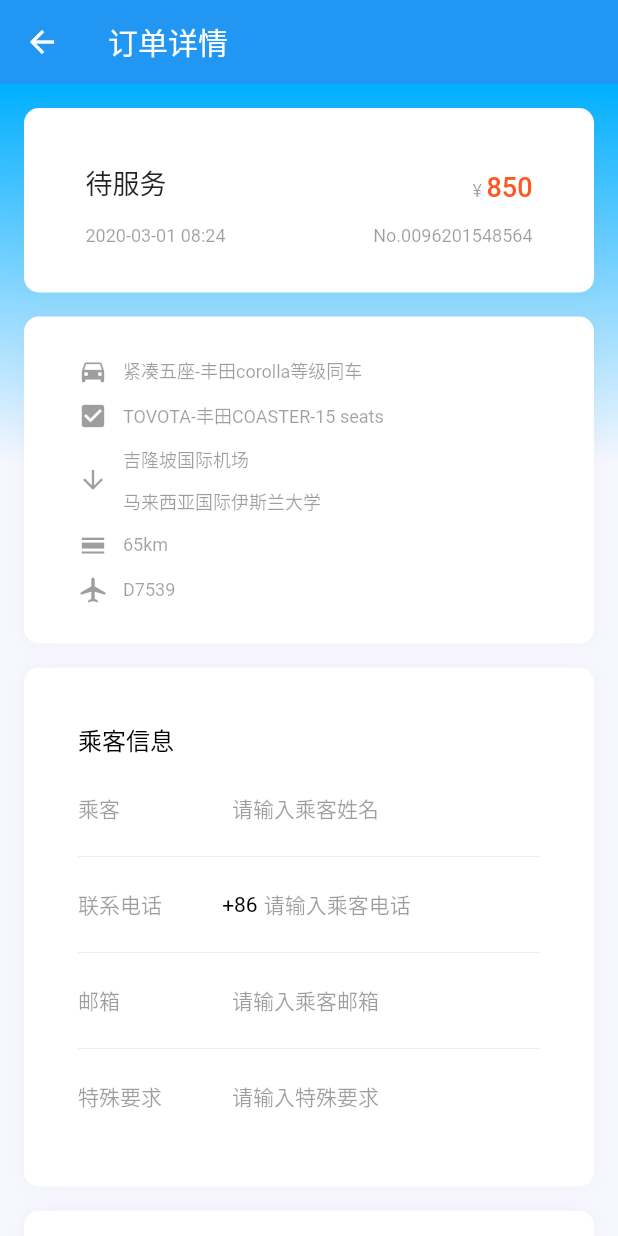
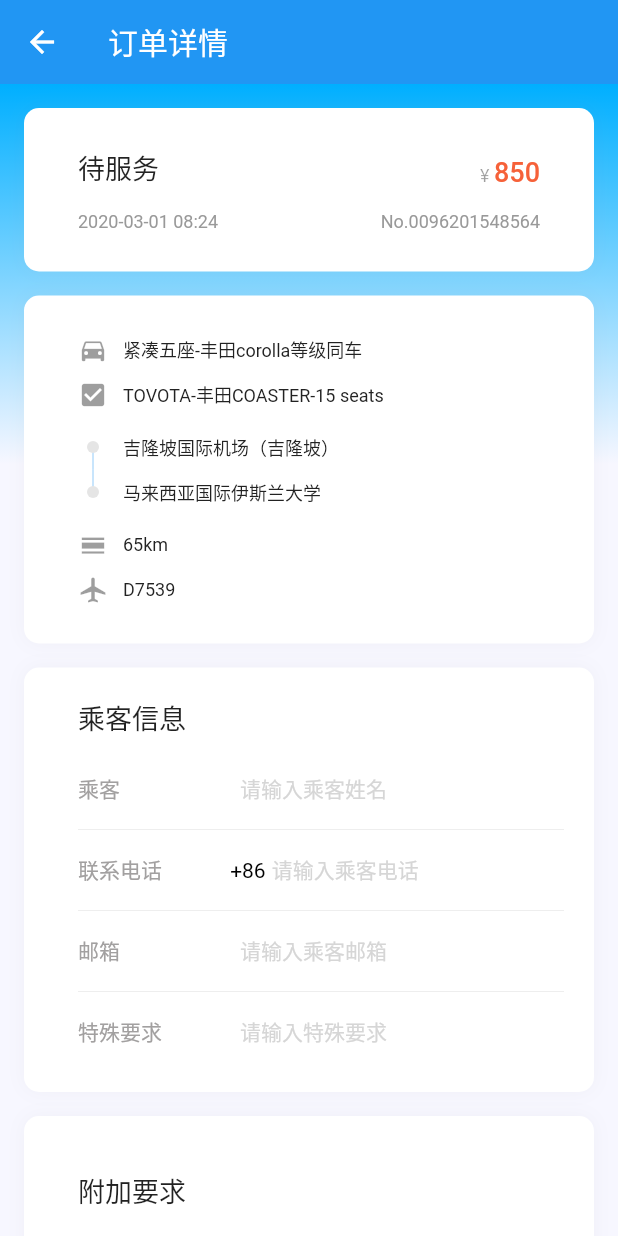
Before and after one commit to lefeitech/trip_on_driver, a Flutter app: the OrderDetailPage screen opened directly, on a phone screen of 412 x 824 dp. Run offline on Flutter 3.47's test engine with Material 2 defaults, Android fonts, the light colour scheme and no system bars; drawn by our look-alikes of oktoast; our stand-ins replace dio, sentry, shared_preferences; accounts and stored records are empty.

Commit message:
style:order detail and mine

```diff
--- a/lib/common/style/custom_theme.dart
+++ b/lib/common/style/custom_theme.dart
@@ -56,7 +56,7 @@ class CustomTheme {
   static ThemeData getSystemTheme(BuildContext context) {
     GlobalConfig globalConfig = Provider.of<GlobalConfig>(context, listen: false);
     String theme = globalConfig.getTheme();
-    return theme == ThemeEnums.light ? CustomTheme.lightTheme() : CustomTheme.darkTheme();
+    return theme == ThemeEnums.light ? lightTheme() : darkTheme();
   }
 
   /// 亮色/暗色主题
@@ -66,7 +66,7 @@ class CustomTheme {
       primaryColorLight: Color(0xFF00CFFF),
       accentColor: Color(0xFF00CFFF),
       appBarTheme: AppBarTheme(elevation: 0),
-      scaffoldBackgroundColor: Color(0xFFEEEEEE),
+      scaffoldBackgroundColor: Color(0xFFFCF9FC),
       toggleableActiveColor: _primaryRed,
       dividerColor: Color(0xFFEEEEEE),
       textTheme: ThemeData.light().textTheme.copyWith(
--- a/lib/pages/mine/mine.dart
+++ b/lib/pages/mine/mine.dart
@@ -12,7 +12,7 @@ class _MinePageState extends State<MinePage> {
 
   final _introCardPadding = EdgeInsets.only(left: 16, bottom: 46, right: 16);
 
-  final double _bottomHeight = 74;
+  final double _bottomHeight = 80;
 
   double _titleOpt = 0;
 
@@ -84,7 +84,6 @@ class UserInfoCard extends StatelessWidget {
       width: double.infinity,
       padding: const EdgeInsets.symmetric(horizontal: 16),
       child: Row(
-        mainAxisSize: MainAxisSize.min,
         children: <Widget>[
           SizedBox(
             width: height,
@@ -94,6 +93,7 @@ class UserInfoCard extends StatelessWidget {
           SizedBox(width: 16),
           Column(
             crossAxisAlignment: CrossAxisAlignment.start,
+            mainAxisAlignment: MainAxisAlignment.center,
             children: <Widget>[
               Text('张师傅', style: TextStyle(color: Colors.white, fontSize: 18, fontWeight: FontWeight.w500)),
               Text('服务指数：✨✨✨✨✨', style: TextStyle(color: Colors.white.withOpacity(.8))),
@@ -110,14 +110,17 @@ class _BottomInfo extends StatelessWidget implements PreferredSizeWidget {
 
   _BottomInfo(this._bottomHeight);
 
+  final _iconSize = 26.0;
+
   @override
   Size get preferredSize => Size.fromHeight(kToolbarHeight + _bottomHeight);
+
 
   @override
   Widget build(BuildContext context) {
     return Container(
       decoration: BoxDecoration(
-        color: Theme.of(context).cardColor,
+        color: Colors.white,
         borderRadius: BorderRadius.vertical(
           top: Radius.circular(kToolbarHeight / 2),
         ),
@@ -156,17 +159,17 @@ class _BottomInfo extends StatelessWidget implements PreferredSizeWidget {
               mainAxisAlignment: MainAxisAlignment.spaceAround,
               children: <Widget>[
                 _ColumnIconLabel(
-                  icon: Icon(Icons.donut_small, size: 32),
+                  icon: Icon(Icons.donut_small, size: _iconSize),
                   text: '好评',
                   count: 99,
                 ),
                 _ColumnIconLabel(
-                  icon: Icon(Icons.donut_small, size: 32),
+                  icon: Icon(Icons.donut_small, size: _iconSize),
                   text: '好评',
                   count: 99,
                 ),
                 _ColumnIconLabel(
-                  icon: Icon(Icons.donut_small, size: 32),
+                  icon: Icon(Icons.donut_small, size: _iconSize),
                   text: '好评',
                   count: 99,
                 ),
@@ -205,6 +208,7 @@ class _ColumnIconLabel extends StatelessWidget {
               )
             ],
           ),
+          style: TextStyle(fontSize: 13),
         ),
       ],
     );
--- a/lib/pages/mine/my_info_card.dart
+++ b/lib/pages/mine/my_info_card.dart
@@ -29,7 +29,7 @@ class MineInfoCard extends StatelessWidget {
     return Container(
       margin: const EdgeInsets.all(14),
       decoration: BoxDecoration(
-        color: Theme.of(context).cardColor,
+        color: Colors.white,
         borderRadius: BorderRadius.circular(3),
         boxShadow: [
           BoxShadow(blurRadius: 5, color: Color(0x14A29E9E)),
--- a/lib/pages/order/order_List_item.dart
+++ b/lib/pages/order/order_List_item.dart
@@ -45,8 +45,8 @@ class OrderListItem extends StatelessWidget {
               ],
             ),
             // start point and arrive point
-            StartArriveWidget(title: '吉隆坡国际机场（吉隆坡）'),
-            StartArriveWidget(title: '马来西亚国际伊斯兰大学', isStart: false),
+            StartArriveWidget(title: Text('吉隆坡国际机场（吉隆坡）')),
+            StartArriveWidget(title: Text('马来西亚国际伊斯兰大学'), isStart: false),
             SizedBox(height: 20),
             // sum
             Padding(
--- a/lib/pages/order/order_detail.dart
+++ b/lib/pages/order/order_detail.dart
@@ -1,3 +1,5 @@
+import 'package:driver/common/style/custom_theme.dart';
+import 'package:driver/widgets/start_arrive_widget.dart';
 import 'package:driver/widgets/to_card.dart';
 import 'package:flutter/material.dart';
 
@@ -29,195 +31,14 @@ class _OrderDetailPageState extends State<OrderDetailPage> {
           padding: const EdgeInsets.symmetric(vertical: 8),
           children: <Widget>[
             _PriceWidget(),
-            travelInfoWidget,
-            passengerInfoWidget,
+            _TravelInfoWidget(),
+            _PassengerInfoEditWidget(),
             additionalRequireWidget,
           ],
         ),
       ),
     );
   }
-
-  get travelInfoWidget => TOCard(
-        padding: const EdgeInsets.symmetric(vertical: 26, horizontal: 36),
-        child: IconTheme(
-          data: IconThemeData(color: Colors.black38, size: 20.0),
-          child: DefaultTextStyle(
-            style: TextStyle(
-              color: Colors.black38,
-              fontSize: 12.0,
-            ),
-            maxLines: 1,
-            overflow: TextOverflow.ellipsis,
-            child: Column(
-              children: <Widget>[
-                Row(
-                  children: <Widget>[
-                    Icon(Icons.directions_car),
-                    SizedBox(width: 10.0),
-                    Text("紧凑五座-丰田corolla等级同车"),
-                  ],
-                ),
-                SizedBox(height: 10.0),
-                Row(
-                  crossAxisAlignment: CrossAxisAlignment.center,
-                  children: <Widget>[
-                    Icon(Icons.check_box),
-                    SizedBox(width: 10.0),
-                    Expanded(
-                      child: Text("TOVOTA-丰田COASTER-15 seats"),
-                    ),
-                  ],
-                ),
-                SizedBox(height: 10.0),
-                Row(
-                  children: <Widget>[
-                    Icon(Icons.arrow_downward),
-                    SizedBox(width: 10.0),
-                    Column(
-                      crossAxisAlignment: CrossAxisAlignment.start,
-                      children: <Widget>[
-                        Text("吉隆坡国际机场"),
-                        SizedBox(height: 10.0),
-                        Text("马来西亚国际伊斯兰大学"),
-                      ],
-                    )
-                  ],
-                ),
-                SizedBox(height: 10.0),
-                Row(
-                  children: <Widget>[
-                    Icon(Icons.calendar_view_day),
-                    SizedBox(width: 10.0),
-                    Expanded(
-                      child: Text("65km"),
-                    ),
-                  ],
-                ),
-                SizedBox(height: 10.0),
-                Row(
-                  children: <Widget>[
-                    Icon(Icons.local_airport),
-                    SizedBox(width: 10.0),
-                    Expanded(
-                      child: Text("D7539"),
-                    ),
-                  ],
-                ),
-              ],
-            ),
-          ),
-        ),
-      );
-
-  get passengerInfoWidget => TOCard(
-        child: Padding(
-          padding: EdgeInsets.symmetric(horizontal: 20.0, vertical: 20.0),
-          child: Column(
-            mainAxisAlignment: MainAxisAlignment.start,
-            crossAxisAlignment: CrossAxisAlignment.start,
-            children: <Widget>[
-              Text("乘客信息", style: _titleStyle),
-              SizedBox(height: 10.0),
-              DefaultTextStyle(
-                style: _passengerStyle,
-                maxLines: 1,
-                overflow: TextOverflow.ellipsis,
-                child: Column(
-                  children: <Widget>[
-                    Row(
-                      children: <Widget>[
-                        Expanded(
-                          child: Text("乘客", textAlign: TextAlign.start),
-                          flex: 1,
-                        ),
-                        Expanded(
-                          child: TextField(
-                            style: _passengerStyle,
-                            decoration: InputDecoration(
-                              border: InputBorder.none,
-                              hintText: "请输入乘客姓名",
-                              hintStyle: _passengerStyle,
-                            ),
-                          ),
-                          flex: 2,
-                        )
-                      ],
-                    ),
-                    Divider(),
-                    Row(
-                      children: <Widget>[
-                        Expanded(
-                          child: Text("联系电话"),
-                          flex: 1,
-                        ),
-                        Padding(
-                          padding: EdgeInsets.all(4.0),
-                          child: Text(
-                            "+86",
-                            style: TextStyle(color: Colors.black),
-                          ),
-                        ),
-                        Expanded(
-                          child: TextField(
-                            style: _passengerStyle,
-                            decoration: InputDecoration(
-                              border: InputBorder.none,
-                              hintText: "请输入乘客电话",
-                              hintStyle: _passengerStyle,
-                            ),
-                          ),
-                          flex: 2,
-                        )
-                      ],
-                    ),
-                    Divider(),
-                    Row(
-                      children: <Widget>[
-                        Expanded(
-                          child: Text("邮箱"),
-                          flex: 1,
-                        ),
-                        Expanded(
-                          child: TextField(
-                            style: _passengerStyle,
-                            decoration: InputDecoration(
-                              border: InputBorder.none,
-                              hintText: "请输入乘客邮箱",
-                              hintStyle: _passengerStyle,
-                            ),
-                          ),
-                          flex: 2,
-                        )
-                      ],
-                    ),
-                    Divider(),
-                    Row(
-                      children: <Widget>[
-                        Expanded(
-                          child: Text("特殊要求"),
-                          flex: 1,
-                        ),
-                        Expanded(
-                          child: TextField(
-                            style: _passengerStyle,
-                            decoration: InputDecoration(
-                              border: InputBorder.none,
-                              hintText: "请输入特殊要求",
-                              hintStyle: _passengerStyle,
-                            ),
-                          ),
-                          flex: 2,
-                        )
-                      ],
-                    ),
-                  ],
-                ),
-              ),
-            ],
-          ),
-        ),
-      );
 
   get additionalRequireWidget => TOCard(
         child: Padding(
@@ -232,7 +53,7 @@ class _OrderDetailPageState extends State<OrderDetailPage> {
                 mainAxisAlignment: MainAxisAlignment.start,
                 crossAxisAlignment: CrossAxisAlignment.start,
                 children: <Widget>[
-                  Text("附加要求", style: _titleStyle),
+                  Text("附加要求", style: Theme.of(context).textTheme.title.copyWith(fontSize: 18)),
                   SizedBox(height: 10.0),
                   Row(
                     mainAxisAlignment: MainAxisAlignment.spaceBetween,
@@ -268,19 +89,8 @@ class _OrderDetailPageState extends State<OrderDetailPage> {
         ),
       );
 
-  final _passengerStyle = TextStyle(
-    color: Colors.black38,
-    fontSize: 14.0,
-  );
-
-  final _titleStyle = TextStyle(
-    fontSize: 16.0,
-    color: Colors.black,
-    fontWeight: FontWeight.w500,
-  );
-
   final _additionalStyle = TextStyle(
-    color: Colors.black87,
+    color: Color(0xFFD5D5D5),
     fontSize: 14.0,
   );
 }
@@ -293,9 +103,7 @@ class _PriceWidget extends StatelessWidget {
         padding: EdgeInsets.symmetric(horizontal: 20.0, vertical: 10.0),
         child: Column(
           children: <Widget>[
-            Padding(
-              padding: EdgeInsets.symmetric(horizontal: 5.0, vertical: 10.0),
-              child: DefaultTextStyle(
+            DefaultTextStyle(
               style: TextStyle(color: Colors.black38),
               child: Row(
                 crossAxisAlignment: CrossAxisAlignment.end,
@@ -313,7 +121,7 @@ class _PriceWidget extends StatelessWidget {
                         TextSpan(
                           text: "850",
                           style: TextStyle(
-                              color: Colors.deepOrange,
+                            color: CustomTheme.of(context).tipAlertColor,
                             fontSize: 18.0,
                             fontWeight: FontWeight.w500,
                           ),
@@ -324,11 +132,9 @@ class _PriceWidget extends StatelessWidget {
                 ],
               ),
             ),
-            ),
-            Padding(
-              padding: EdgeInsets.symmetric(horizontal: 5.0, vertical: 5.0),
-              child: DefaultTextStyle(
-                style: TextStyle(color: Colors.black38, fontSize: 12.0),
+            SizedBox(height: 16),
+            DefaultTextStyle(
+              style: Theme.of(context).textTheme.caption,
               maxLines: 1,
               overflow: TextOverflow.ellipsis,
               child: Row(
@@ -339,10 +145,191 @@ class _PriceWidget extends StatelessWidget {
                 ],
               ),
             ),
-            )
           ],
         ),
       ),
     );
   }
 }
+
+class _TravelInfoWidget extends StatelessWidget {
+  @override
+  Widget build(BuildContext context) {
+    return TOCard(
+      padding: const EdgeInsets.symmetric(vertical: 26, horizontal: 36),
+      child: IconTheme(
+        data: IconThemeData(color: Colors.black38, size: 20.0),
+        child: DefaultTextStyle(
+          style: TextStyle(
+            color: Color(0xFF222222),
+            fontSize: 12.0,
+          ),
+          maxLines: 1,
+          overflow: TextOverflow.ellipsis,
+          child: Column(
+            children: <Widget>[
+              Row(
+                children: <Widget>[
+                  Icon(Icons.directions_car),
+                  SizedBox(width: 10.0),
+                  Text("紧凑五座-丰田corolla等级同车"),
+                ],
+              ),
+              SizedBox(height: 10.0),
+              Row(
+                crossAxisAlignment: CrossAxisAlignment.center,
+                children: <Widget>[
+                  Icon(Icons.check_box),
+                  SizedBox(width: 10.0),
+                  Expanded(child: Text("TOVOTA-丰田COASTER-15 seats")),
+                ],
+              ),
+              SizedBox(height: 10.0),
+              // start point and arrive point
+              StartArriveWidget(
+                title: Padding(
+                  padding: const EdgeInsets.only(left: 10),
+                  child: Text('吉隆坡国际机场（吉隆坡）'),
+                ),
+                preferredWidth: 20,
+              ),
+              StartArriveWidget(
+                title: Padding(
+                  padding: const EdgeInsets.only(left: 10),
+                  child: Text('马来西亚国际伊斯兰大学'),
+                ),
+                isStart: false,
+                preferredWidth: 20,
+              ),
+              SizedBox(height: 10.0),
+              Row(
+                children: <Widget>[
+                  Icon(Icons.calendar_view_day),
+                  SizedBox(width: 10.0),
+                  Expanded(child: Text("65km")),
+                ],
+              ),
+              SizedBox(height: 10.0),
+              Row(
+                children: <Widget>[
+                  Icon(Icons.local_airport),
+                  SizedBox(width: 10.0),
+                  Expanded(child: Text("D7539")),
+                ],
+              ),
+            ],
+          ),
+        ),
+      ),
+    );
+  }
+}
+
+class _PassengerInfoEditWidget extends StatelessWidget {
+  final _passengerStyle = TextStyle(
+    color: Color(0xFFA2A0A0),
+    fontSize: 14.0,
+  );
+
+  final _htiStyle = TextStyle(
+    color: Color(0xFFAD5D5D5),
+    fontSize: 14.0,
+  );
+
+  final _divider = Divider(height: 6);
+
+  @override
+  Widget build(BuildContext context) {
+    return TOCard(
+      padding: const EdgeInsets.only(top: 20, left: 36, right: 20, bottom: 16),
+      child: Column(
+        mainAxisAlignment: MainAxisAlignment.start,
+        crossAxisAlignment: CrossAxisAlignment.start,
+        children: <Widget>[
+          Text("乘客信息", style: Theme.of(context).textTheme.title.copyWith(fontSize: 18)),
+          SizedBox(height: 10.0),
+          DefaultTextStyle(
+            style: _passengerStyle,
+            maxLines: 1,
+            overflow: TextOverflow.ellipsis,
+            child: Column(
+              children: <Widget>[
+                Row(
+                  children: <Widget>[
+                    Expanded(child: Text("乘客", textAlign: TextAlign.start), flex: 1),
+                    Expanded(
+                      child: TextField(
+                        style: _passengerStyle,
+                        decoration: InputDecoration(
+                          border: InputBorder.none,
+                          hintText: "请输入乘客姓名",
+                          hintStyle: _htiStyle,
+                        ),
+                      ),
+                      flex: 2,
+                    )
+                  ],
+                ),
+                _divider,
+                Row(
+                  children: <Widget>[
+                    Expanded(child: Text("联系电话"), flex: 1),
+                    Padding(
+                      padding: EdgeInsets.all(4.0),
+                      child: Text("+86", style: TextStyle(color: Colors.black)),
+                    ),
+                    Expanded(
+                      child: TextField(
+                        style: _passengerStyle,
+                        decoration: InputDecoration(
+                          border: InputBorder.none,
+                          hintText: "请输入乘客电话",
+                          hintStyle: _htiStyle,
+                        ),
+                      ),
+                      flex: 2,
+                    )
+                  ],
+                ),
+                _divider,
+                Row(
+                  children: <Widget>[
+                    Expanded(child: Text("邮箱"), flex: 1),
+                    Expanded(
+                      child: TextField(
+                        style: _passengerStyle,
+                        decoration: InputDecoration(
+                          border: InputBorder.none,
+                          hintText: "请输入乘客邮箱",
+                          hintStyle: _htiStyle,
+                        ),
+                      ),
+                      flex: 2,
+                    )
+                  ],
+                ),
+                _divider,
+                Row(
+                  children: <Widget>[
+                    Expanded(child: Text("特殊要求"), flex: 1),
+                    Expanded(
+                      child: TextField(
+                        style: _passengerStyle,
+                        decoration: InputDecoration(
+                          border: InputBorder.none,
+                          hintText: "请输入特殊要求",
+                          hintStyle: _htiStyle,
+                        ),
+                      ),
+                      flex: 2,
+                    )
+                  ],
+                ),
+              ],
+            ),
+          ),
+        ],
+      ),
+    );
+  }
+}
--- a/lib/widgets/start_arrive_widget.dart
+++ b/lib/widgets/start_arrive_widget.dart
@@ -2,9 +2,10 @@ import 'package:driver/widgets/timeline_node.dart';
 import 'package:flutter/material.dart';
 
 class StartArriveWidget extends StatelessWidget {
-  StartArriveWidget({@required this.title, this.isStart = true});
+  StartArriveWidget({@required this.title, this.isStart = true, this.preferredWidth = 50});
 
-  final String title;
+  final Widget title;
+  final double preferredWidth;
 
   final bool isStart;
 
@@ -19,8 +20,9 @@ class StartArriveWidget extends StatelessWidget {
         pointColor: Color(0xFFE5E5E5),
         pointRadius: 4,
         lineWidth: .33,
+        preferredWidth: preferredWidth,
       ),
-      child: Padding(padding: _padding, child: Text(title)),
+      child: Padding(padding: _padding, child: title),
     );
   }
 }
```
Lines whose indentation alone changed are shown as unchanged.
